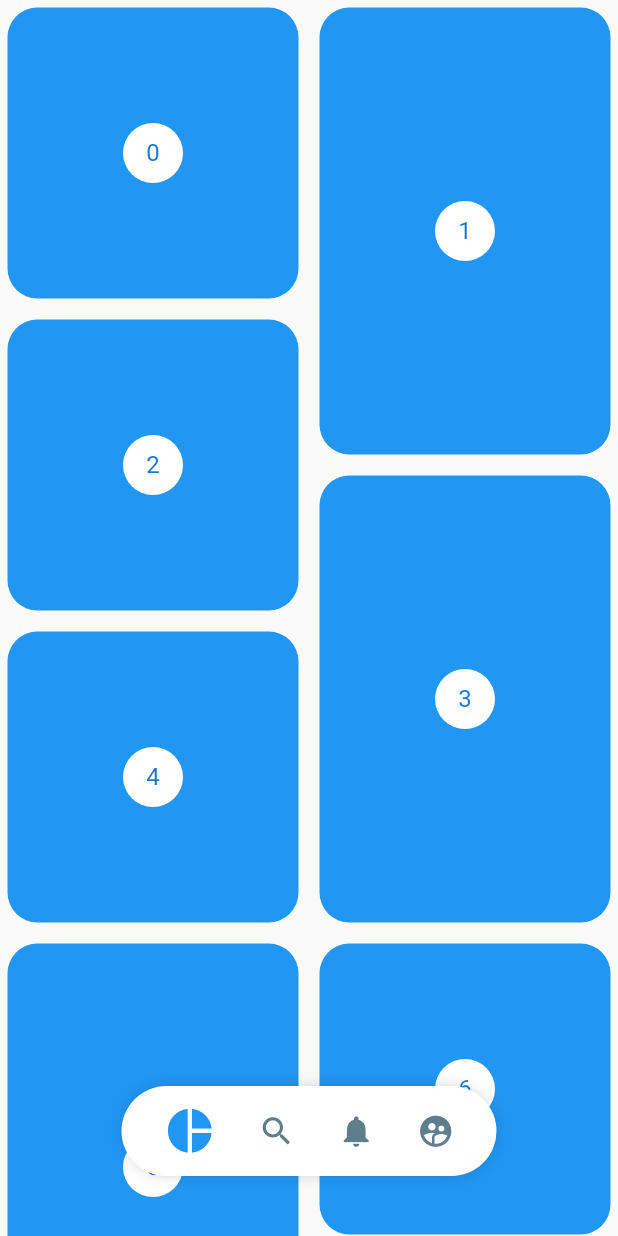
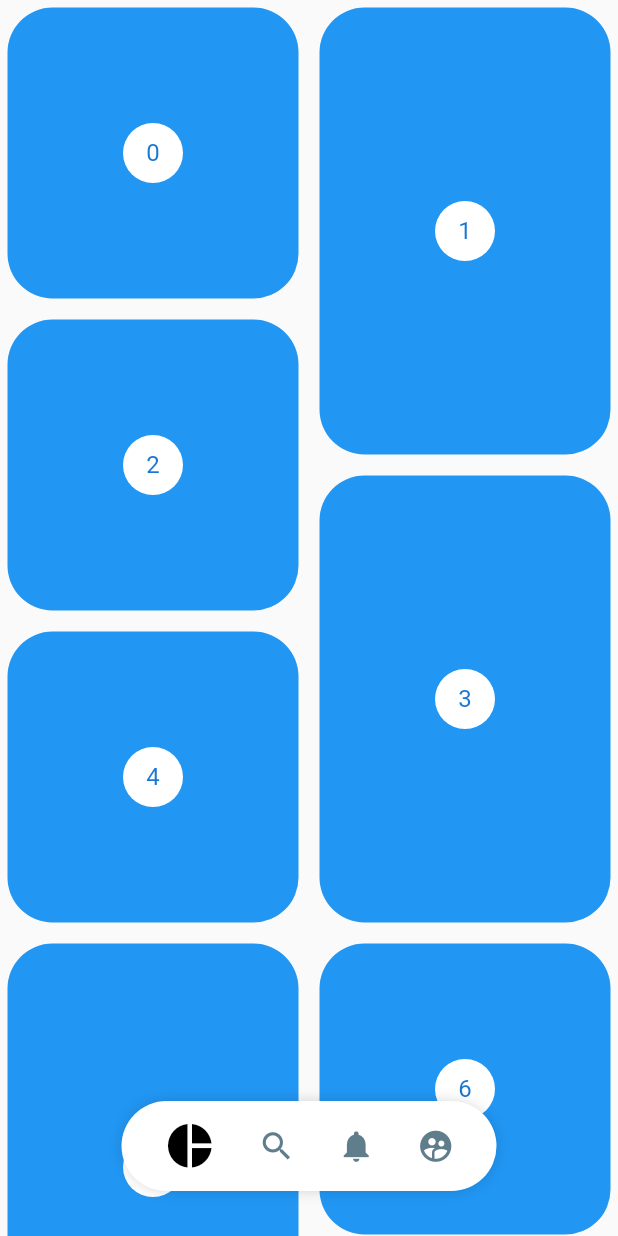
Before and after one commit to felibassx/flutter_design_appExamples, a Flutter app: the screen it shows after launch, after a tap on the "pie chart" icon, on a phone screen of 412 x 824 dp. Run offline on Flutter 3.47's test engine with Material 2 defaults, Android fonts, the phone set to English and light mode, and no system bars; our stand-ins replace flutter_svg.

Commit message:
Menu pintrest

```diff
--- a/lib/src/pages/pinterest_page.dart
+++ b/lib/src/pages/pinterest_page.dart
@@ -1,111 +1,114 @@
+import 'package:flutter/material.dart';
+
+import 'package:provider/provider.dart';
+import 'package:flutter_staggered_grid_view/flutter_staggered_grid_view.dart';
+
 import 'package:disenos_app/src/widgets/pinterest_menu.dart';
-import 'package:flutter/material.dart';
-import 'package:flutter_staggered_grid_view/flutter_staggered_grid_view.dart';
-import 'package:provider/provider.dart';
+
 
 class PinterestPage extends StatelessWidget {
+
+
+
   @override
   Widget build(BuildContext context) {
+
     return ChangeNotifierProvider(
       create: (_) => new _MenuModel(),
       child: Scaffold(
+        // body: PinterestMenu(),
         // body: PinterestGrid(),
-        // body: PinterestMenu(),
         body: Stack(
-          children: <Widget>[_PinterestGrid(), _PinterestMenuLocation()],
+          children: <Widget>[
+            PinterestGrid(),
+            _PinterestMenuLocation(),
+          ],
         ),
-      ),
+   ),
     );
   }
 }
 
 class _PinterestMenuLocation extends StatelessWidget {
+
+
   @override
   Widget build(BuildContext context) {
-    final double widthScreen = MediaQuery.of(context).size.width;
-    final bool showMenu = Provider.of<_MenuModel>(context).show;
+
+    final widthPantalla = MediaQuery.of(context).size.width;
+
+    final mostrar = Provider.of<_MenuModel>(context).mostrar;
 
     return Positioned(
+      bottom: 30,
       child: Container(
-        width: widthScreen,
+        width: widthPantalla,
         child: Align(
           child: PinterestMenu(
-            showMenu: showMenu,
-            activeColor: Colors.blue,
-            inactiveColor: Colors.blueGrey,
-            backgroundColor: Colors.white,
+            mostrar: mostrar,
+            // backgroundColor: Colors.red,
+            // activeColor: Colors.red,
+            // inactiveColor: Colors.blue,
             items: [
-              PinterestButton(
-                  icon: Icons.pie_chart,
-                  onPressed: () {
-                    print('icon_pie_chart');
-                  }),
-              PinterestButton(
-                  icon: Icons.search,
-                  onPressed: () {
-                    print('icon_search');
-                  }),
-              PinterestButton(
-                  icon: Icons.notifications,
-                  onPressed: () {
-                    print('icon_notifications');
-                  }),
-              PinterestButton(
-                  icon: Icons.supervised_user_circle,
-                  onPressed: () {
-                    print('icon_supervised_user_circle');
-                  }),
-
+              PinterestButton(icon: Icons.pie_chart, onPressed: (){ print('Icon pie_chart'); } ),
+              PinterestButton(icon: Icons.search, onPressed: (){ print('Icon search'); } ),
+              PinterestButton(icon: Icons.notifications, onPressed: (){ print('Icon notifications'); } ),
+              PinterestButton(icon: Icons.supervised_user_circle, onPressed: (){ print('Icon supervised_user_circle'); } ),
             ],
           ),
         ),
-      ),
-      bottom: 40,
+      )
     );
   }
 }
 
-class _PinterestGrid extends StatefulWidget {
+
+class PinterestGrid extends StatefulWidget {
+
   @override
-  __PinterestGridState createState() => __PinterestGridState();
+  _PinterestGridState createState() => _PinterestGridState();
 }
 
-class __PinterestGridState extends State<_PinterestGrid> {
-  final List<int> items = List.generate(200, (i) => i);
-  ScrollController scrollController = new ScrollController();
-  double scrollBefore = 0.0;
+class _PinterestGridState extends State<PinterestGrid> {
+
+  final List<int> items = List.generate(200, (i) => i );
+  ScrollController controller = new ScrollController();
+  double scrollAnterior = 0;
 
   @override
   void initState() {
-    scrollController.addListener(() {
-      if (scrollController.offset > scrollBefore) {
-        Provider.of<_MenuModel>(context, listen: false).show = false;
+
+    controller.addListener(() {
+
+      if ( controller.offset > scrollAnterior && controller.offset > 150 ) {
+        Provider.of<_MenuModel>(context, listen: false ).mostrar = false;
       } else {
-        Provider.of<_MenuModel>(context, listen: false).show = true;
+        Provider.of<_MenuModel>(context, listen: false ).mostrar = true;
       }
 
-      scrollBefore =
-          (scrollController.offset < 0) ? 0 : scrollController.offset;
+      scrollAnterior = controller.offset;
 
-      // print('ScrollController ${scrollController.offset}');
     });
+
 
     super.initState();
   }
 
   @override
   void dispose() {
-    scrollController.dispose();
+    controller.dispose();
     super.dispose();
   }
 
+
+
   @override
   Widget build(BuildContext context) {
-    return StaggeredGridView.countBuilder(
-      controller: scrollController,
+    return new StaggeredGridView.countBuilder(
+      controller: controller,
       crossAxisCount: 4,
       itemCount: items.length,
-      itemBuilder: (BuildContext context, int index) => _PintrestItem(index),
+      itemBuilder: (BuildContext context, int index) => _PinterestItem( index ),
       staggeredTileBuilder: (int index) =>
           new StaggeredTile.count(2, index.isEven ? 2 : 3),
       mainAxisSpacing: 4.0,
@@ -114,18 +117,20 @@ class __PinterestGridState extends State<_PinterestGrid> {
   }
 }
 
-class _PintrestItem extends StatelessWidget {
+class _PinterestItem extends StatelessWidget {
+
   final int index;
 
-  const _PintrestItem(this.index);
+  _PinterestItem( this.index );
 
   @override
   Widget build(BuildContext context) {
     return new Container(
         margin: EdgeInsets.all(5),
         decoration: BoxDecoration(
-            color: Colors.blue,
-            borderRadius: BorderRadius.all(Radius.circular(20))),
+          color: Colors.blue,
+          borderRadius: BorderRadius.all( Radius.circular(30) )
+        ),
         child: new Center(
           child: new CircleAvatar(
             backgroundColor: Colors.white,
@@ -135,13 +140,18 @@ class _PintrestItem extends StatelessWidget {
   }
 }
 
-// Provider Pattern
+
+
 class _MenuModel with ChangeNotifier {
-  bool _show = true;
 
-  bool get show => this._show;
-  set show(bool value) {
-    this._show = value;
+  bool _mostrar = true;
+
+  bool get mostrar => this._mostrar;
+
+  set mostrar( bool valor ) {
+    this._mostrar = valor;
     notifyListeners();
   }
+
+
 }
--- a/lib/src/widgets/pinterest_menu.dart
+++ b/lib/src/widgets/pinterest_menu.dart
@@ -5,54 +5,74 @@ class PinterestButton {
   final Function onPressed;
   final IconData icon;
 
-  PinterestButton({@required this.onPressed, @required this.icon});
+  PinterestButton({
+    @required this.onPressed,
+    @required this.icon
+  });
 }
 
+
+
 class PinterestMenu extends StatelessWidget {
-  final bool showMenu;
+
+  final bool mostrar;
+
   final Color backgroundColor;
-  final Color activeColor;
+  final Color activeColor; // black
   final Color inactiveColor;
+
   final List<PinterestButton> items;
 
   PinterestMenu({
-    this.showMenu = true,
+    this.mostrar = true,
     this.backgroundColor = Colors.white,
-    this.activeColor = Colors.black,
-    this.inactiveColor = Colors.blueGrey,
+    this.activeColor     = Colors.black,
+    this.inactiveColor   = Colors.blueGrey,
     @required this.items
   });
 
+
+  // final List<PinterestButton> items = [
+  //   PinterestButton(icon: Icons.pie_chart, onPressed: (){ print('Icon pie_chart'); } ),
+  //   PinterestButton(icon: Icons.search, onPressed: (){ print('Icon search'); } ),
+  //   PinterestButton(icon: Icons.notifications, onPressed: (){ print('Icon notifications'); } ),
+  //   PinterestButton(icon: Icons.supervised_user_circle, onPressed: (){ print('Icon supervised_user_circle'); } ),
+  // ];
+
+
   @override
   Widget build(BuildContext context) {
-    // _MenuItems(items)
     return ChangeNotifierProvider(
       create: (_) => new _MenuModel(),
       child: AnimatedOpacity(
-          duration: Duration(milliseconds: 250),
-          curve: Curves.bounceOut,
-          opacity: (showMenu) ? 1 : 0,
-          child: Builder(builder: (BuildContext context) {
+        duration: Duration( milliseconds: 250 ),
+        opacity: ( mostrar ) ? 1 : 0,
+        child: Builder(
+          builder: (BuildContext context) {
 
             Provider.of<_MenuModel>(context).backgroundColor = this.backgroundColor;
-            Provider.of<_MenuModel>(context).activeColor = this.activeColor;
-            Provider.of<_MenuModel>(context).inactiveColor = this.inactiveColor;
+            Provider.of<_MenuModel>(context).activeColor     = this.activeColor;
+            Provider.of<_MenuModel>(context).inactiveColor   = this.inactiveColor;
 
-            return _PintrestMenuBackground(
-              child: _MenuItems(items),
+            return _PinterestMenuBackground(
+              child: _MenuItems( items ),
             );
-          })),
+          },
+        ),
+      ),
     );
   }
 }
 
-class _PintrestMenuBackground extends StatelessWidget {
+class _PinterestMenuBackground extends StatelessWidget {
+
   final Widget child;
 
-  _PintrestMenuBackground({@required this.child});
+  _PinterestMenuBackground({ @required this.child });
 
   @override
   Widget build(BuildContext context) {
+
     Color backgroundColor = Provider.of<_MenuModel>(context).backgroundColor;
 
     return Container(
@@ -60,103 +80,83 @@ class _PintrestMenuBackground extends StatelessWidget {
       width: 250,
       height: 60,
       decoration: BoxDecoration(
-          color: backgroundColor,
-          borderRadius: BorderRadius.all(Radius.circular(100)),
-          boxShadow: <BoxShadow>[
-            BoxShadow(color: Colors.black38, blurRadius: 10, spreadRadius: -5)
-          ]),
+        color: backgroundColor,
+        borderRadius: BorderRadius.all( Radius.circular(100) ),
+        boxShadow: <BoxShadow>[
+          BoxShadow(
+            color: Colors.black38,
+            blurRadius: 10,
+            spreadRadius: -5
+          )
+        ]
+      ),
     );
   }
 }
 
+
 class _MenuItems extends StatelessWidget {
+
   final List<PinterestButton> menuItems;
 
-  _MenuItems(this.menuItems);
+  _MenuItems( this.menuItems );
 
   @override
   Widget build(BuildContext context) {
     return Row(
       mainAxisAlignment: MainAxisAlignment.spaceEvenly,
-      children: List.generate(
-          menuItems.length, (i) => _PinterestMenuButton(i, menuItems[i])),
+      children: List.generate( menuItems.length, (i) => _PinterestMenuButton( i, menuItems[i] ) )
     );
   }
 }
 
-class _PinterestMenuButton extends StatefulWidget {
+class _PinterestMenuButton extends StatelessWidget {
+
   final int index;
   final PinterestButton item;
 
-  _PinterestMenuButton(this.index, this.item);
+  _PinterestMenuButton( this.index, this.item );
 
   @override
-  __PinterestMenuButtonState createState() => __PinterestMenuButtonState();
-}
+  Widget build(BuildContext context) {
 
-class __PinterestMenuButtonState extends State<_PinterestMenuButton> {
-  @override
-  Widget build(BuildContext context) {
-    final itemSelected = Provider.of<_MenuModel>(context).itemSelected;
-    Color colorSelected = Provider.of<_MenuModel>(context).activeColor;
-    double sizeSelected = 30;
+    final itemSeleccionado = Provider.of<_MenuModel>(context).itemSeleccionado;
 
-    // Button selected set
-    if (itemSelected == widget.index) {
-      colorSelected = Provider.of<_MenuModel>(context).activeColor;
-      sizeSelected = 35;
-    } else {
-      colorSelected = Provider.of<_MenuModel>(context).inactiveColor;
-      sizeSelected = 25;
-    }
+    final menuModel = Provider.of<_MenuModel>(context);
 
     return GestureDetector(
-      onTap: () {
-        Provider.of<_MenuModel>(context, listen: false).itemSelected =
-            widget.index;
-        widget.item.onPressed();
+      onTap: (){
+        Provider.of<_MenuModel>(context, listen: false ).itemSeleccionado = index;
+        item.onPressed();
       },
       behavior: HitTestBehavior.translucent,
       child: Container(
         child: Icon(
-          widget.item.icon,
-          size: sizeSelected,
-          color: colorSelected,
+          item.icon,
+          size: ( itemSeleccionado == index ) ? 35 : 25,
+          color: ( itemSeleccionado == index ) ? menuModel.activeColor : menuModel.inactiveColor,
         ),
       ),
     );
   }
 }
 
-// Provider Pattern
+
+
 class _MenuModel with ChangeNotifier {
-  int _itemSelected = 0;
-  Color _backgroundColor = Colors.white;
-  Color _activeColor = Colors.black;
-  Color _inactiveColor = Colors.blueGrey;
 
-  int get itemSelected => this._itemSelected;
+  int _itemSeleccionado = 0;
 
-  set itemSelected(int index) {
-    this._itemSelected = index;
+  Color backgroundColor = Colors.white;
+  Color activeColor     = Colors.black;
+  Color inactiveColor   = Colors.blueGrey;
+
+
+  int get itemSeleccionado => this._itemSeleccionado;
+
+  set itemSeleccionado( int index ) {
+    this._itemSeleccionado = index;
     notifyListeners();
   }
 
-  Color get backgroundColor => this._backgroundColor;
-  set backgroundColor(Color value) {
-    this._backgroundColor = value;
-    notifyListeners();
-  }
-
-  Color get activeColor => this._activeColor;
-  set activeColor(Color value) {
-    this._activeColor = value;
-    notifyListeners();
-  }
-
-  Color get inactiveColor => this._inactiveColor;
-  set inactiveColor(Color value) {
-    this._inactiveColor = value;
-    notifyListeners();
-  }
 }
```
